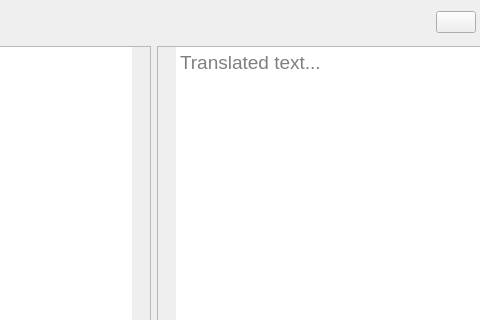
keshavbhatt/glate-ng, file src/mainwindow.ui: the form before one commit; both pictures show x 267 to 747 and y 0 to 320 of the 842 by 494 pixel window.
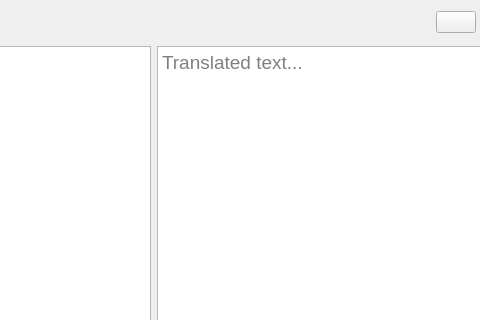
The form after the commit. Icons and pictures are not drawn. Custom widgets are drawn as their Qt base class.

Commit message: feat: update QTextEdit and QPlainTextEdit styles for dark and light themes

Patch:
```diff
--- a/src/mainwindow.ui
+++ b/src/mainwindow.ui
@@ -334,9 +334,6 @@
            <property name="layoutDirection">
             <enum>Qt::RightToLeft</enum>
            </property>
-           <property name="styleSheet">
-            <string notr="true">QTextEdit{padding-right: 18px;}</string>
-           </property>
            <property name="acceptRichText">
             <bool>false</bool>
            </property>
@@ -352,9 +349,6 @@
              <pointsize>14</pointsize>
             </font>
            </property>
-           <property name="styleSheet">
-            <string notr="true">QTextEdit{padding-left: 18px;}</string>
-           </property>
            <property name="acceptRichText">
             <bool>false</bool>
            </property>
```
The commit also changes 2 other files.
